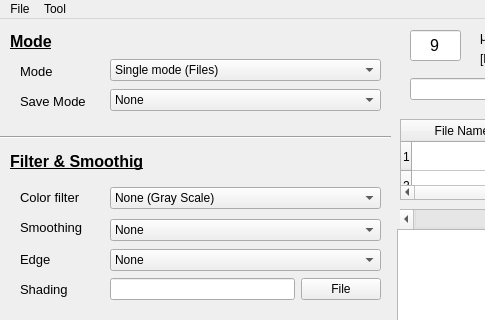
Above: pyside_blog/pygraph_Opencv.ui from tatabox2000/Data_science before the change; both pictures show x 0 to 485 and y 0 to 320 of the 1082 by 813 pixel window. Below: the same form after it.
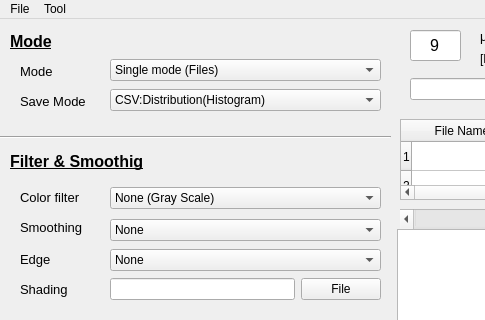
That is the form after the change. Custom widgets are drawn as their Qt base class.

Diff of the .ui file:
```diff
--- a/pyside_blog/pygraph_Opencv.ui
+++ b/pyside_blog/pygraph_Opencv.ui
@@ -1070,11 +1070,6 @@
       <height>22</height>
      </rect>
     </property>
-    <item>
-     <property name="text">
-      <string>None</string>
-     </property>
-    </item>
     <item>
      <property name="text">
       <string>CSV:Distribution(Histogram)</string>
```
